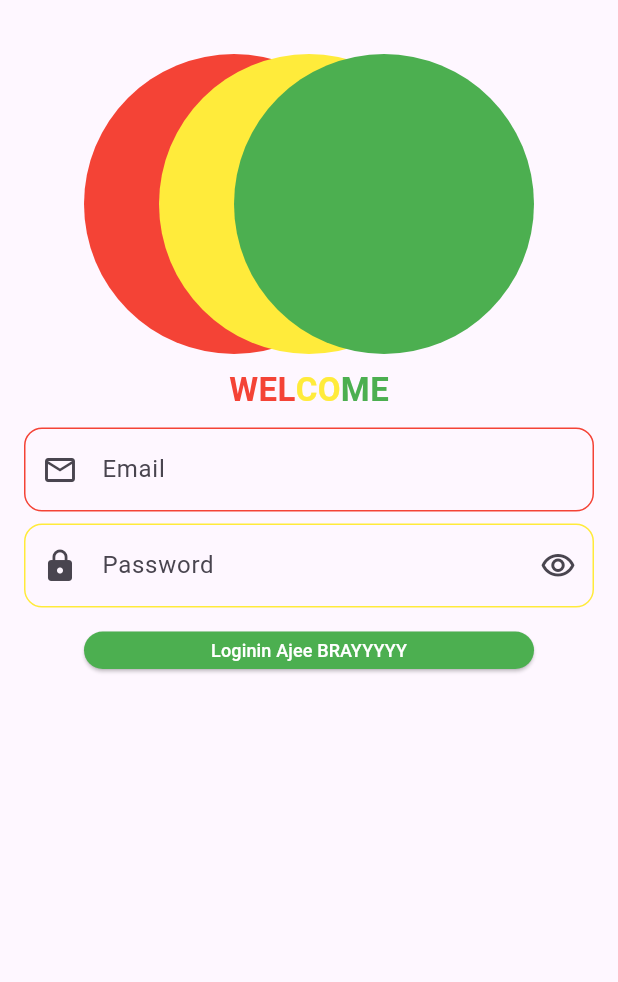
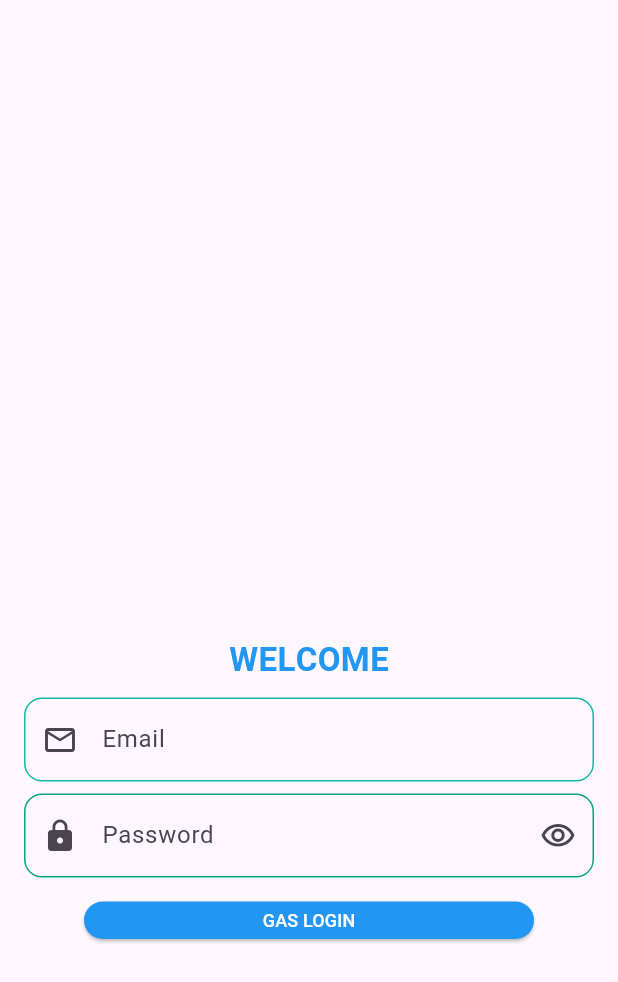
Before and after one commit to vanstrong4/tugas_week_10_1123150186, a Flutter app: the screen it shows after launch, after a tap on "Continue", on a phone screen of 412 x 824 dp. Shown: the top 982 px of the screen. Run offline on Flutter 3.47's test engine with Material 3 defaults, Android fonts, the light colour scheme and no system bars; our stand-ins replace firebase_auth; accounts and stored records are empty; network calls fail.

Commit message:
buat screen login dan ubah warna

```diff
--- a/lib/pages/login.dart
+++ b/lib/pages/login.dart
@@ -68,35 +68,9 @@ class _MyLoginState extends State<Login> {
           padding: const EdgeInsets.all(16),
           child: Column(
             children: [
-              SizedBox(height: 20),
+              SizedBox(height: 400),
               Stack(
                 children: [
-                  Container(
-                    width: 200,
-                    height: 200,
-                    decoration: const BoxDecoration(
-                      color: Colors.red,
-                      shape: BoxShape.circle,
-                    ),
-                  ),
-                  Container(
-                    margin: EdgeInsets.only(left: 50),
-                    width: 200,
-                    height: 200,
-                    decoration: BoxDecoration(
-                      color: Colors.yellow,
-                      shape: BoxShape.circle,
-                    ),
-                  ),
-                  Container(
-                    margin: EdgeInsets.only(left: 100),
-                    width: 200,
-                    height: 200,
-                    decoration: BoxDecoration(
-                      color: Colors.green,
-                      shape: BoxShape.circle,
-                    ),
-                  ),
                 ],
               ),
               SizedBox(height: 8),
@@ -108,7 +82,7 @@ class _MyLoginState extends State<Login> {
                     style: TextStyle(
                       fontSize: 22.0,
                       fontWeight: FontWeight.bold,
-                      color: Colors.red,
+                      color: Colors.blue,
                     ),
                   ),
                   Text(
@@ -116,7 +90,7 @@ class _MyLoginState extends State<Login> {
                     style: TextStyle(
                       fontSize: 22.0,
                       fontWeight: FontWeight.bold,
-                      color: Colors.yellow,
+                      color: Colors.blue,
                     ),
                   ),
                   Text(
@@ -124,7 +98,7 @@ class _MyLoginState extends State<Login> {
                     style: TextStyle(
                       fontSize: 22.0,
                       fontWeight: FontWeight.bold,
-                      color: Colors.green,
+                      color: Colors.blue,
                     ),
                   ),
                 ],
@@ -142,7 +116,7 @@ class _MyLoginState extends State<Login> {
                     ),
                     enabledBorder: OutlineInputBorder(
                       borderRadius: BorderRadius.circular(12),
-                      borderSide: const BorderSide(color: Colors.red),
+                      borderSide: const BorderSide(color: Color.fromARGB(255, 18, 185, 171)),
                     ),
                     focusedBorder: OutlineInputBorder(
                       borderRadius: BorderRadius.circular(12),
@@ -167,12 +141,12 @@ class _MyLoginState extends State<Login> {
                     ),
                     enabledBorder: OutlineInputBorder(
                       borderRadius: BorderRadius.circular(12),
-                      borderSide: const BorderSide(color: Colors.yellow),
+                      borderSide: const BorderSide(color: Color.fromARGB(255, 7, 165, 131)),
                     ),
                     focusedBorder: OutlineInputBorder(
                       borderRadius: BorderRadius.circular(12),
                       borderSide: BorderSide(
-                        color: Colors.yellow.shade700,
+                        color: const Color.fromARGB(255, 9, 196, 243),
                         width: 2,
                       ),
                     ),
@@ -193,10 +167,10 @@ class _MyLoginState extends State<Login> {
                       onPressed: _isLoading ? null : _login,
 
                       style: ElevatedButton.styleFrom(
-                        backgroundColor: Colors.green,
+                        backgroundColor: Colors.blue,
                       ),
                       child: Text(
-                        "Loginin Ajee BRAYYYYY",
+                        "GAS LOGIN",
                         style: TextStyle(fontSize: 12, color: Colors.white),
                       ),
                     ),
```
